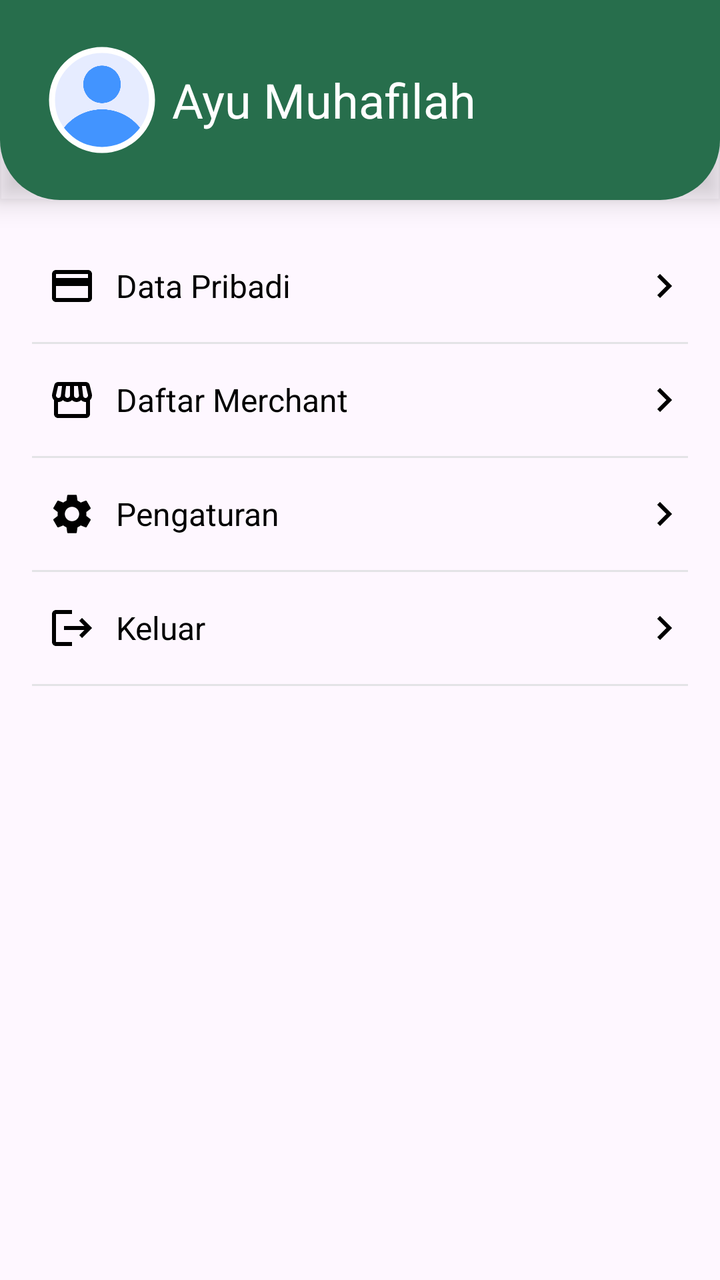
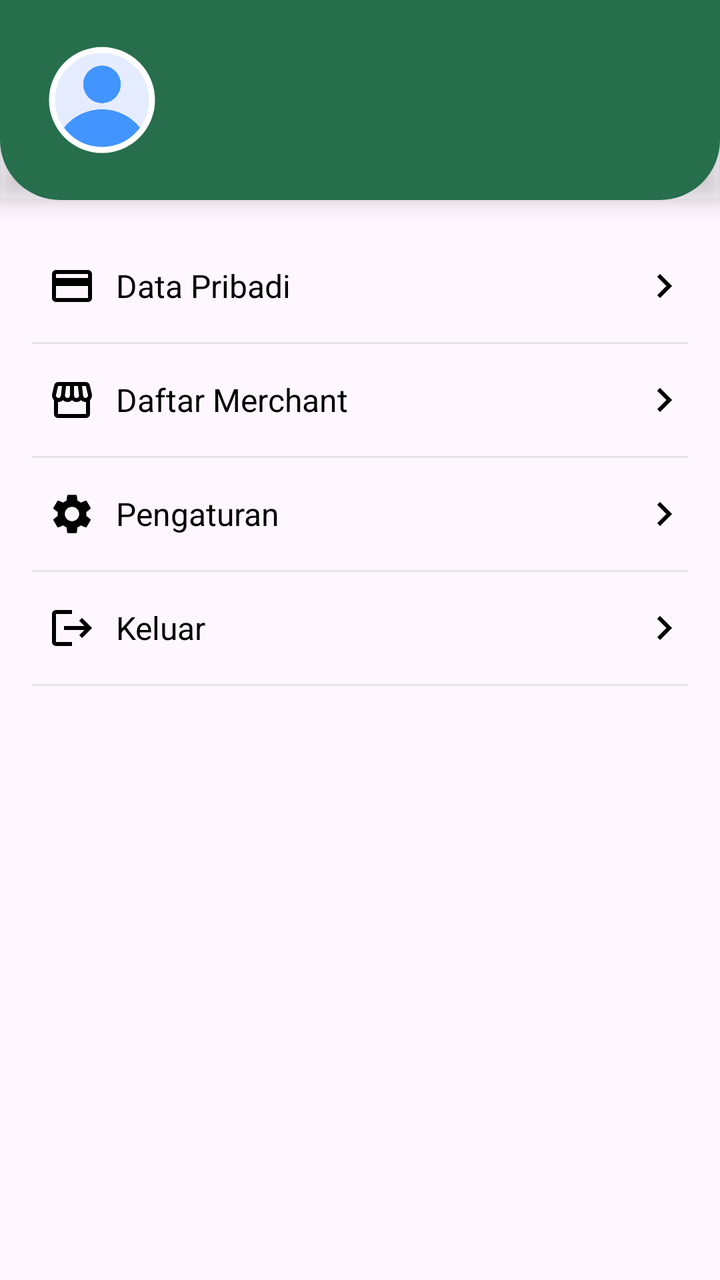

Before-and-after screenshots of an Android layout around one commit, followed by the original layout XML and the change that was made.
<!-- AndroidManifest.xml: application theme Base.Theme.MarketPay -->
<!-- res/layout/fragment_profile.xml -->
<?xml version="1.0" encoding="utf-8"?>
<androidx.constraintlayout.widget.ConstraintLayout xmlns:android="http://schemas.android.com/apk/res/android"
    xmlns:app="http://schemas.android.com/apk/res-auto"
    xmlns:tools="http://schemas.android.com/tools"
    android:id="@+id/fragment_profile"
    android:layout_width="match_parent"
    android:layout_height="match_parent"
    tools:context=".ProfileFragment">

    <androidx.cardview.widget.CardView
        android:id="@+id/cardProfile"
        android:layout_width="match_parent"
        android:layout_height="100dp"
        app:cardCornerRadius="0dp"
        app:cardElevation="8dp"
        app:cardBackgroundColor="@android:color/transparent"
        app:layout_constraintTop_toTopOf="parent"
        app:layout_constraintStart_toStartOf="parent"
        app:layout_constraintEnd_toEndOf="parent">

        <androidx.constraintlayout.widget.ConstraintLayout
            android:layout_width="match_parent"
            android:layout_height="match_parent"
            android:background="@drawable/bottom_rounded_card">

            <LinearLayout
                android:id="@+id/layoutProfile"
                android:layout_width="match_parent"
                android:layout_height="wrap_content"
                android:orientation="horizontal"
                android:gravity="center_vertical"
                android:padding="16dp"
                app:layout_constraintTop_toTopOf="parent"
                app:layout_constraintStart_toStartOf="parent"
                app:layout_constraintEnd_toEndOf="parent">

                <com.google.android.material.imageview.ShapeableImageView
                    android:id="@+id/profileImage"
                    android:layout_width="70dp"
                    android:layout_height="70dp"
                    android:contentDescription="@string/profile"
                    android:padding="10dp"
                    android:src="@drawable/user"
                    app:shapeAppearanceOverlay="@style/roundedImageView"
                    app:strokeColor="@android:color/white"
                    app:strokeWidth="3dp" />

                <TextView
                    android:id="@+id/textView"
                    android:layout_width="0dp"
                    android:layout_height="match_parent"
                    android:layout_weight="1"
                    android:gravity="center_vertical"
                    android:text="@string/nama"
                    android:textColor="@color/white"
                    android:textSize="24sp"
                    tools:ignore="RtlSymmetry"/>
            </LinearLayout>
        </androidx.constraintlayout.widget.ConstraintLayout>
    </androidx.cardview.widget.CardView>

    <LinearLayout
        android:layout_width="0dp"
        android:layout_height="wrap_content"
        android:orientation="vertical"
        android:paddingHorizontal="16dp"
        android:layout_marginTop="15dp"
        app:layout_constraintTop_toBottomOf="@id/cardProfile"
        app:layout_constraintStart_toStartOf="parent"
        app:layout_constraintEnd_toEndOf="parent">

        <LinearLayout
            android:id="@+id/dataPribadi"
            android:layout_width="match_parent"
            android:layout_height="wrap_content"
            android:orientation="horizontal"
            android:gravity="center_vertical"
            android:paddingVertical="16dp">
            <TextView
                android:layout_width="0dp"
                android:layout_height="wrap_content"
                android:layout_marginStart="8dp"
                android:text="@string/dataPribadi"
                android:gravity="center_vertical"
                android:drawablePadding="10dp"
                android:drawableStart="@drawable/ic_id_card"
                android:drawableTint="@color/black"
                android:textColor="@color/black"
                android:textSize="16sp"
                android:layout_weight="1" />
            <ImageView
                android:layout_width="24dp"
                android:layout_height="24dp"
                android:src="@drawable/ic_arrow_right"
                app:tint="@color/black" />
        </LinearLayout>
        <View
            android:layout_width="match_parent"
            android:layout_height="1dp"
            android:background="@color/gray" />

        <LinearLayout
            android:id="@+id/daftarMerchant"
            android:layout_width="match_parent"
            android:layout_height="wrap_content"
            android:orientation="horizontal"
            android:gravity="center_vertical"
            android:paddingVertical="16dp">
            <TextView
                android:layout_width="0dp"
                android:layout_height="wrap_content"
                android:layout_marginStart="8dp"
                android:text="@string/daftarMerchant"
                android:gravity="center_vertical"
                android:drawablePadding="10dp"
                android:drawableStart="@drawable/ic_store"
                android:drawableTint="@color/black"
                android:textColor="@color/black"
                android:textSize="16sp"
                android:layout_weight="1" />
            <ImageView
                android:layout_width="24dp"
                android:layout_height="24dp"
                android:src="@drawable/ic_arrow_right"
                app:tint="@color/black" />
        </LinearLayout>
        <View
            android:layout_width="match_parent"
            android:layout_height="1dp"
            android:background="@color/gray" />
        <LinearLayout
            android:id="@+id/pengaturan"
            android:layout_width="match_parent"
            android:layout_height="wrap_content"
            android:orientation="horizontal"
            android:gravity="center_vertical"
            android:paddingVertical="16dp">
            <TextView
                android:layout_width="0dp"
                android:layout_height="wrap_content"
                android:layout_marginStart="8dp"
                android:text="@string/pengaturan"
                android:gravity="center_vertical"
                android:drawablePadding="10dp"
                android:drawableStart="@drawable/ic_settings"
                android:drawableTint="@color/black"
                android:textColor="@color/black"
                android:textSize="16sp"
                android:layout_weight="1" />
            <ImageView
                android:layout_width="24dp"
                android:layout_height="24dp"
                android:src="@drawable/ic_arrow_right"
                app:tint="@color/black" />
        </LinearLayout>
        <View
            android:layout_width="match_parent"
            android:layout_height="1dp"
            android:background="@color/gray" />
        <LinearLayout
            android:id="@+id/logout"
            android:layout_width="match_parent"
            android:layout_height="wrap_content"
            android:orientation="horizontal"
            android:gravity="center_vertical"
            android:paddingVertical="16dp">
            <TextView
                android:layout_width="0dp"
                android:layout_height="wrap_content"
                android:layout_marginStart="8dp"
                android:text="@string/keluar"
                android:gravity="center_vertical"
                android:drawablePadding="10dp"
                android:drawableStart="@drawable/ic_logout"
                android:drawableTint="@color/black"
                android:textColor="@color/black"
                android:textSize="16sp"
                android:layout_weight="1" />
            <ImageView
                android:layout_width="24dp"
                android:layout_height="24dp"
                android:src="@drawable/ic_arrow_right"
                app:tint="@color/black" />
        </LinearLayout>
        <View
            android:layout_width="match_parent"
            android:layout_height="1dp"
            android:background="@color/gray" />
    </LinearLayout>


</androidx.constraintlayout.widget.ConstraintLayout>
<!-- resources referenced by this layout -->
<resources>
  <color name="black">#FF000000</color>
  <color name="gray">#E3E3E6</color>
  <color name="white">#FFFFFFFF</color>
  <!-- drawable bottom_rounded_card (drawable) -->
  <shape xmlns:android="http://schemas.android.com/apk/res/android" android:shape="rectangle">
      <solid android:color="@color/green" />
      <corners
          android:topLeftRadius="0dp"
          android:topRightRadius="0dp"
          android:bottomLeftRadius="30dp"
          android:bottomRightRadius="30dp" />
  </shape>
  <!-- drawable ic_arrow_right (drawable) -->
  <vector xmlns:android="http://schemas.android.com/apk/res/android" android:autoMirrored="true" android:height="24dp" android:tint="#000000" android:viewportHeight="24" android:viewportWidth="24" android:width="24dp">
        
      <path android:fillColor="@android:color/white" android:pathData="M8.59,16.59L13.17,12 8.59,7.41 10,6l6,6 -6,6 -1.41,-1.41z"/>
      
  </vector>
  <!-- drawable ic_id_card (drawable) -->
  <vector xmlns:android="http://schemas.android.com/apk/res/android" android:height="24dp" android:tint="#000000" android:viewportHeight="24" android:viewportWidth="24" android:width="24dp">
        
      <path android:fillColor="@android:color/white" android:pathData="M20,4L4,4c-1.11,0 -1.99,0.89 -1.99,2L2,18c0,1.11 0.89,2 2,2h16c1.11,0 2,-0.89 2,-2L22,6c0,-1.11 -0.89,-2 -2,-2zM20,18L4,18v-6h16v6zM20,8L4,8L4,6h16v2z"/>
      
  </vector>
  <!-- drawable ic_logout (drawable) -->
  <vector xmlns:android="http://schemas.android.com/apk/res/android" android:autoMirrored="true" android:height="24dp" android:tint="#FFFFFF" android:viewportHeight="24" android:viewportWidth="24" android:width="24dp">
        
      <path android:fillColor="@android:color/white" android:pathData="M17,7l-1.41,1.41L18.17,11H8v2h10.17l-2.58,2.58L17,17l5,-5zM4,5h8V3H4c-1.1,0 -2,0.9 -2,2v14c0,1.1 0.9,2 2,2h8v-2H4V5z"/>
      
  </vector>
  <string name="daftarMerchant">Daftar Merchant</string>
  <string name="dataPribadi">Data Pribadi</string>
  <string name="keluar">Keluar</string>
  <string name="nama">Ayu Muhafilah</string>
  <string name="pengaturan">Pengaturan</string>
  <string name="profile">User Profile</string>
  <style name="roundedImageView" parent="">
          <item name="cornerFamily">rounded</item>
          <item name="cornerSize">50%</item>
      </style>
  <style name="Base.Theme.MarketPay" parent="Theme.Material3.DayNight.NoActionBar">
          <item name="android:statusBarColor">@color/green</item>
          <item name="android:windowLightStatusBar">false</item>
      </style>
  <color name="green">#276e4c</color>
  <!-- unchanged entries left out for length: 3 -->
</resources>

<!-- the commit's change to res/layout/fragment_profile.xml (unified diff, before → after) -->
@@ -46,12 +46,11 @@
                     app:strokeWidth="3dp" />
 
                 <TextView
-                    android:id="@+id/textView"
+                    android:id="@+id/namaUser"
                     android:layout_width="0dp"
                     android:layout_height="match_parent"
                     android:layout_weight="1"
                     android:gravity="center_vertical"
-                    android:text="@string/nama"
                     android:textColor="@color/white"
                     android:textSize="24sp"
                     tools:ignore="RtlSymmetry"/>
@@ -75,7 +74,10 @@
             android:layout_height="wrap_content"
             android:orientation="horizontal"
             android:gravity="center_vertical"
-            android:paddingVertical="16dp">
+            android:paddingVertical="16dp"
+            android:background="@drawable/item_background"
+            android:clickable="true"
+            android:focusable="true">
             <TextView
                 android:layout_width="0dp"
                 android:layout_height="wrap_content"
@@ -105,14 +107,17 @@
             android:layout_height="wrap_content"
             android:orientation="horizontal"
             android:gravity="center_vertical"
-            android:paddingVertical="16dp">
-            <TextView
-                android:layout_width="0dp"
-                android:layout_height="wrap_content"
-                android:layout_marginStart="8dp"
+            android:paddingVertical="16dp"
+            android:background="@drawable/item_background"
+            android:clickable="true"
+            android:focusable="true">
+            <TextView
+                android:layout_width="0dp"
+                android:layout_height="wrap_content"
+                android:layout_marginStart="8dp"
+                android:gravity="center_vertical"
+                android:drawablePadding="10dp"
                 android:text="@string/daftarMerchant"
-                android:gravity="center_vertical"
-                android:drawablePadding="10dp"
                 android:drawableStart="@drawable/ic_store"
                 android:drawableTint="@color/black"
                 android:textColor="@color/black"
@@ -134,7 +139,10 @@
             android:layout_height="wrap_content"
             android:orientation="horizontal"
             android:gravity="center_vertical"
-            android:paddingVertical="16dp">
+            android:paddingVertical="16dp"
+            android:background="@drawable/item_background"
+            android:clickable="true"
+            android:focusable="true">
             <TextView
                 android:layout_width="0dp"
                 android:layout_height="wrap_content"
@@ -163,7 +171,10 @@
             android:layout_height="wrap_content"
             android:orientation="horizontal"
             android:gravity="center_vertical"
-            android:paddingVertical="16dp">
+            android:paddingVertical="16dp"
+            android:background="@drawable/item_background"
+            android:clickable="true"
+            android:focusable="true">
             <TextView
                 android:layout_width="0dp"
                 android:layout_height="wrap_content"
<!-- resource entries referenced after the edit -->
@@ -30,10 +30,17 @@
       <path android:fillColor="@android:color/white" android:pathData="M17,7l-1.41,1.41L18.17,11H8v2h10.17l-2.58,2.58L17,17l5,-5zM4,5h8V3H4c-1.1,0 -2,0.9 -2,2v14c0,1.1 0.9,2 2,2h8v-2H4V5z"/>
       
   </vector>
+  <!-- drawable item_background (drawable) -->
+  <?xml version="1.0" encoding="utf-8"?>
+  <selector xmlns:android="http://schemas.android.com/apk/res/android">
+      
+      <item android:drawable="@color/gray" android:state_pressed="true" />
+      
+      <item android:drawable="@android:color/transparent" />
+  </selector>
   <string name="daftarMerchant">Daftar Merchant</string>
   <string name="dataPribadi">Data Pribadi</string>
   <string name="keluar">Keluar</string>
-  <string name="nama">Ayu Muhafilah</string>
   <string name="pengaturan">Pengaturan</string>
   <string name="profile">User Profile</string>
   <style name="roundedImageView" parent="">
